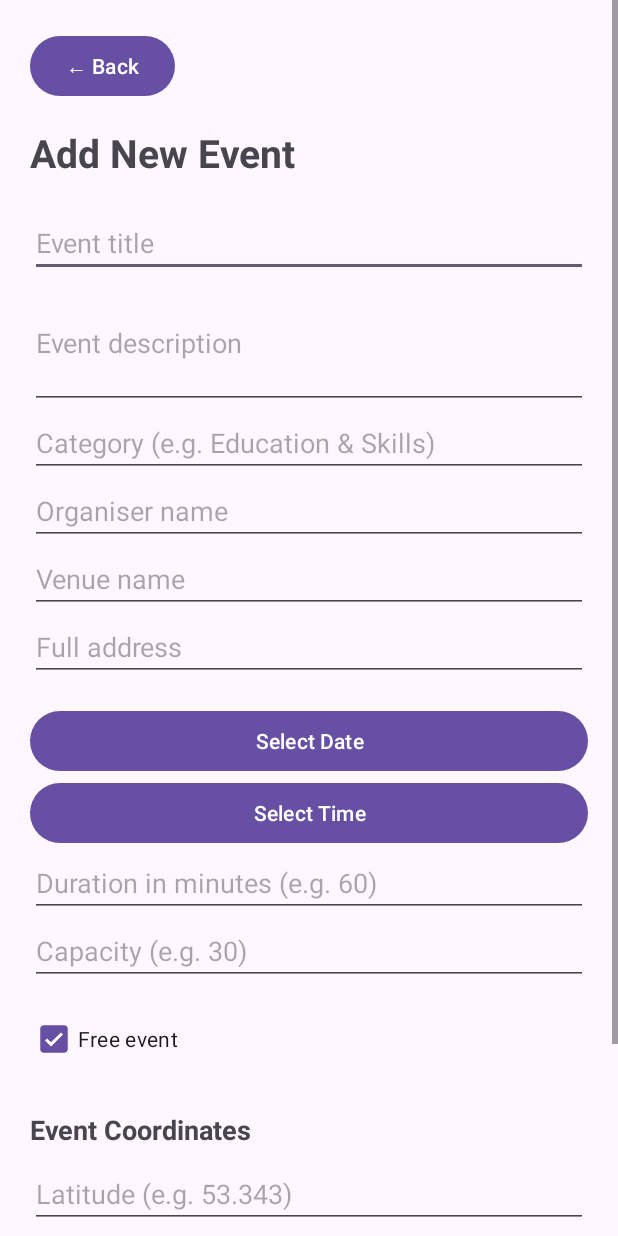
After one commit to xZeuDen/LibertiesEvents, an Android app: the AddEventActivity screen opened directly, with no data from a screen before it, on a phone screen of 412 x 824 dp. The commit adds this screen. Run offline under Robolectric (Android 15) with nearby library versions, the phone set to English and light mode, and no system bars; our stand-ins replace Firebase (no records; nobody signed in at launch, a user with empty details on screens opened directly).

Commit message:
Administrator event added

```diff
--- /dev/null
+++ b/app/src/main/res/layout/activity_add_event.xml
@@ -0,0 +1,156 @@
+<?xml version="1.0" encoding="utf-8"?>
+<ScrollView xmlns:android="http://schemas.android.com/apk/res/android"
+    android:layout_width="match_parent"
+    android:layout_height="match_parent"
+    android:fillViewport="true">
+
+    <LinearLayout
+        android:layout_width="match_parent"
+        android:layout_height="wrap_content"
+        android:orientation="vertical"
+        android:padding="20dp">
+
+        <!-- Back button -->
+        <Button
+            android:layout_width="wrap_content"
+            android:layout_height="wrap_content"
+            android:text="← Back"
+            android:onClick="backClick" />
+
+        <TextView
+            android:layout_width="match_parent"
+            android:layout_height="wrap_content"
+            android:text="Add New Event"
+            android:textSize="26sp"
+            android:textStyle="bold"
+            android:layout_marginTop="16dp"
+            android:layout_marginBottom="20dp" />
+
+        <!-- Event title -->
+        <EditText
+            android:id="@+id/editTitle"
+            android:layout_width="match_parent"
+            android:layout_height="wrap_content"
+            android:hint="Event title"
+            android:inputType="textCapSentences" />
+
+        <!-- Event description -->
+        <EditText
+            android:id="@+id/editDescription"
+            android:layout_width="match_parent"
+            android:layout_height="wrap_content"
+            android:hint="Event description"
+            android:inputType="textMultiLine"
+            android:minLines="3" />
+
+        <!-- Event category -->
+        <EditText
+            android:id="@+id/editCategory"
+            android:layout_width="match_parent"
+            android:layout_height="wrap_content"
+            android:hint="Category (e.g. Education &amp; Skills)"
+            android:inputType="textCapWords" />
+
+        <!-- Organisation running the event -->
+        <EditText
+            android:id="@+id/editOrganizer"
+            android:layout_width="match_parent"
+            android:layout_height="wrap_content"
+            android:hint="Organiser name"
+            android:inputType="textCapWords" />
+
+        <!-- Event venue -->
+        <EditText
+            android:id="@+id/editVenue"
+            android:layout_width="match_parent"
+            android:layout_height="wrap_content"
+            android:hint="Venue name"
+            android:inputType="textCapWords" />
+
+        <!-- Event address -->
+        <EditText
+            android:id="@+id/editAddress"
+            android:layout_width="match_parent"
+            android:layout_height="wrap_content"
+            android:hint="Full address"
+            android:inputType="textPostalAddress" />
+
+        <!-- Date picker -->
+        <Button
+            android:id="@+id/buttonDate"
+            android:layout_width="match_parent"
+            android:layout_height="wrap_content"
+            android:text="Select Date"
+            android:onClick="dateClick"
+            android:layout_marginTop="16dp" />
+
+        <!-- Time picker -->
+        <Button
+            android:id="@+id/buttonTime"
+            android:layout_width="match_parent"
+            android:layout_height="wrap_content"
+            android:text="Select Time"
+            android:onClick="timeClick" />
+
+        <!-- Event length in minutes -->
+        <EditText
+            android:id="@+id/editDuration"
+            android:layout_width="match_parent"
+            android:layout_height="wrap_content"
+            android:hint="Duration in minutes (e.g. 60)"
+            android:inputType="number" />
+
+        <!-- Maximum number of attendees -->
+        <EditText
+            android:id="@+id/editCapacity"
+            android:layout_width="match_parent"
+            android:layout_height="wrap_content"
+            android:hint="Capacity (e.g. 30)"
+            android:inputType="number" />
+
+        <!-- Free or paid event -->
+        <CheckBox
+            android:id="@+id/checkFree"
+            android:layout_width="match_parent"
+            android:layout_height="wrap_content"
+            android:text="Free event"
+            android:checked="true"
+            android:layout_marginTop="12dp" />
+
+        <TextView
+            android:layout_width="match_parent"
+            android:layout_height="wrap_content"
+            android:text="Event Coordinates"
+            android:textStyle="bold"
+            android:textSize="18sp"
+            android:layout_marginTop="24dp"
+            android:layout_marginBottom="8dp" />
+
+        <!-- Coordinates will be used for Google Maps -->
+        <EditText
+            android:id="@+id/editLatitude"
+            android:layout_width="match_parent"
+            android:layout_height="wrap_content"
+            android:hint="Latitude (e.g. 53.343)"
+            android:inputType="numberDecimal|numberSigned" />
+
+        <EditText
+            android:id="@+id/editLongitude"
+            android:layout_width="match_parent"
+            android:layout_height="wrap_content"
+            android:hint="Longitude (e.g. -6.277)"
+            android:inputType="numberDecimal|numberSigned" />
+
+        <!-- Save new event to Firebase -->
+        <Button
+            android:id="@+id/buttonSave"
+            android:layout_width="match_parent"
+            android:layout_height="wrap_content"
+            android:text="Save Event"
+            android:onClick="saveEventClick"
+            android:layout_marginTop="24dp"
+            android:layout_marginBottom="20dp" />
+
+    </LinearLayout>
+
+</ScrollView>
```
Also changed, not shown: app/src/main/AndroidManifest.xml (+15 -4 lines), app/src/main/java/com/example/libertiesevents/AddEventActivity.java (added, +229 -0 lines), app/src/main/java/com/example/libertiesevents/MainActivity.java (+53 -21 lines), app/src/main/java/com/example/libertiesevents/MyEventsActivity.java (added, +180 -0 lines), app/src/main/res/layout/activity_main.xml (+20 -3 lines), app/src/main/res/layout/activity_my_events.xml (added, +44 -0 lines).
